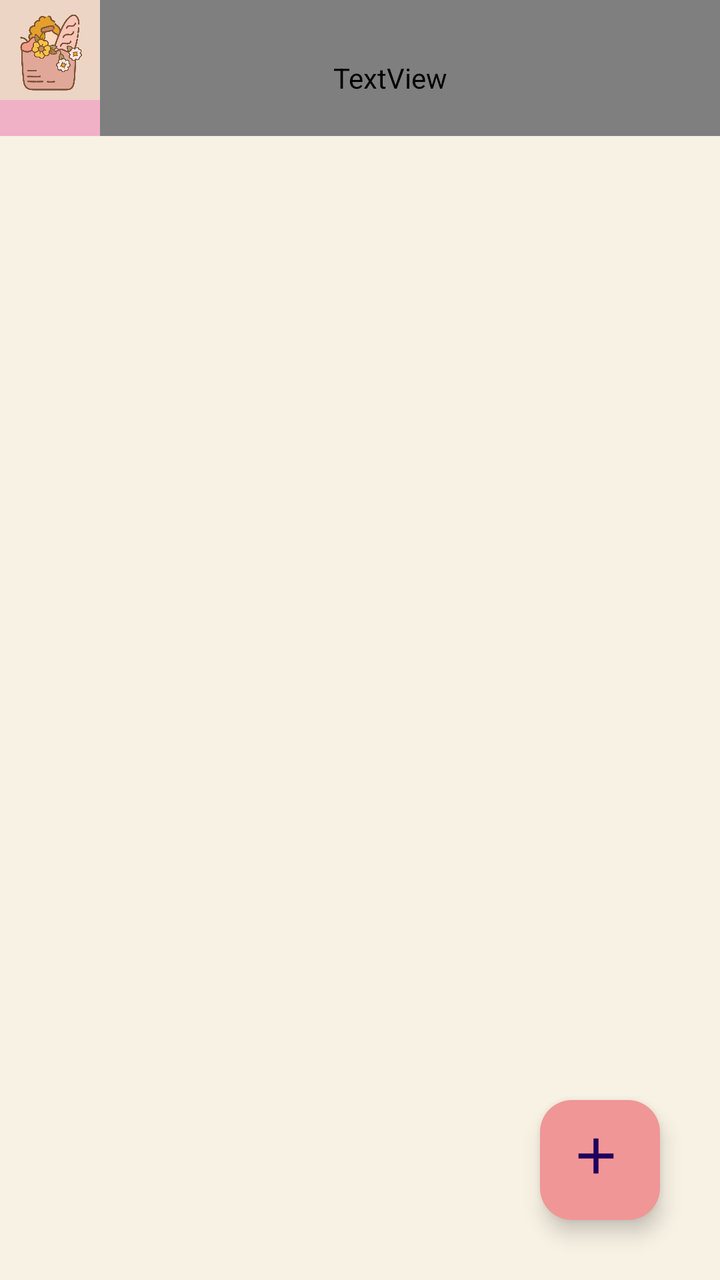
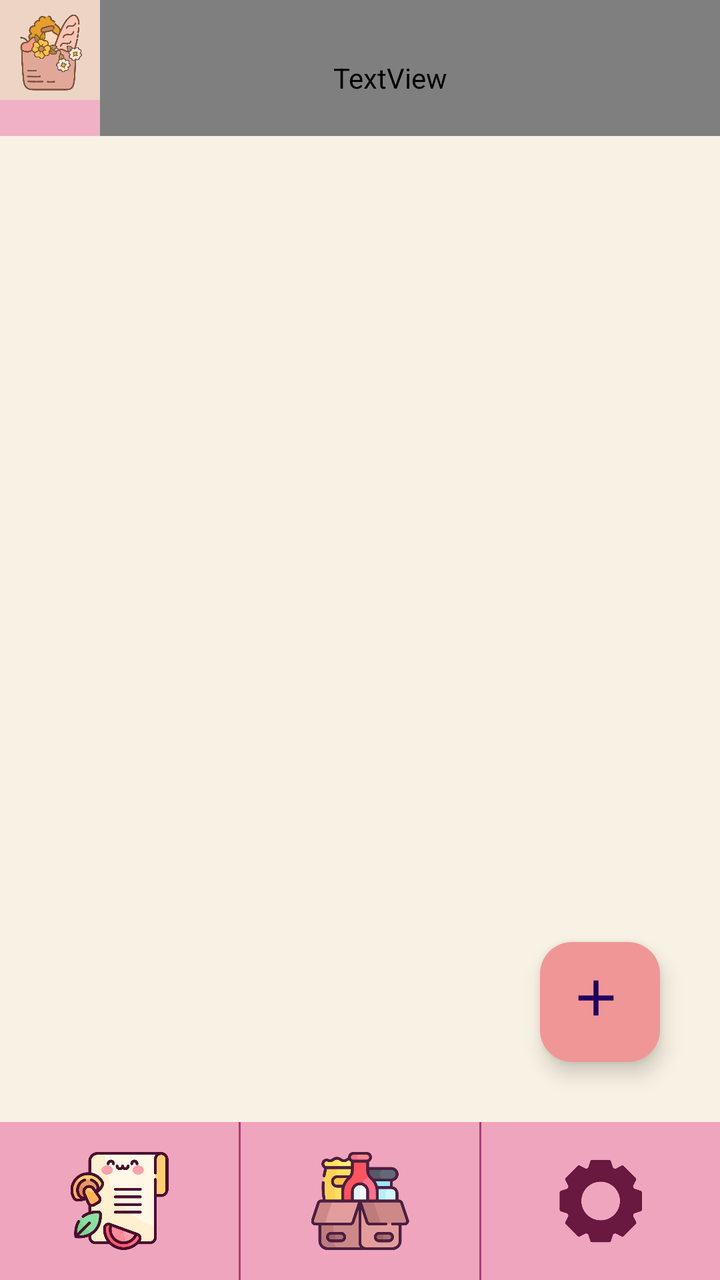

Screens rendered from an Android XML layout before and after an edit, with the pre-edit source and the edit as a unified diff.
<!-- AndroidManifest.xml: application theme Theme.SmartPantryManager -->
<!-- res/layout/activity_main.xml -->
<?xml version="1.0" encoding="utf-8"?>
<LinearLayout xmlns:android="http://schemas.android.com/apk/res/android"
    xmlns:app="http://schemas.android.com/apk/res-auto"
    android:id="@+id/main"
    android:layout_width="match_parent"
    android:layout_height="match_parent"
    android:background="#F8F2E4"
    android:orientation="vertical">

    <include
        android:id="@+id/header"
        layout="@layout/header_layout" />

    <LinearLayout
        android:layout_width="match_parent"
        android:layout_height="match_parent"
        android:orientation="vertical">

        <TextView
            android:id="@+id/empty_pantry_msg"
            android:layout_width="match_parent"
            android:layout_height="64dp"
            android:padding="10dp"
            android:text="@string/empty_pantry_text"
            android:textAlignment="center"
            android:textColor="@color/empty_content_msg_text"
            android:textSize="16sp"
            android:textStyle="bold"
            android:visibility="gone" />

        <FrameLayout
            android:layout_width="match_parent"
            android:layout_height="0dp"
            android:layout_weight="1"
            android:padding="10dp">

            <androidx.recyclerview.widget.RecyclerView
                android:id="@+id/pantry_recycler_view"
                android:layout_width="match_parent"
                android:layout_height="589dp" />

            <com.google.android.material.floatingactionbutton.FloatingActionButton
                android:id="@+id/add_ingredient_button"
                android:layout_width="60dp"
                android:layout_height="60dp"
                android:layout_gravity="bottom|end"
                android:clickable="true"
                android:contentDescription="@string/addition_button"
                android:focusable="true"
                android:scaleType="center"
                android:src="@drawable/outline_add_24"
                android:translationX="-20dp"
                android:translationY="-20dp"
                app:backgroundTint="@color/add_ingredient_btn_tint"
                app:maxImageSize="30dp" />

        </FrameLayout>
    </LinearLayout>

    <include
        android:id="@+id/nav_bar"
        layout="@layout/nav_bar" />
</LinearLayout>
<!-- res/layout/header_layout.xml (included above) -->
<?xml version="1.0" encoding="utf-8"?>
<LinearLayout xmlns:android="http://schemas.android.com/apk/res/android"
    android:id="@+id/header"
    android:layout_width="match_parent"
    android:layout_height="68dp"
    android:background="@color/title_bar_background"
    android:orientation="horizontal">

    <ImageView
        android:id="@+id/imageView"
        android:layout_width="40dp"
        android:layout_height="match_parent"
        android:layout_weight="1"
        android:contentDescription="@string/smart_pantry_logo"
        android:foregroundTint="#FEDE3692"
        android:scaleType="fitStart"
        android:src="@drawable/smart_pantry_logo" />

    <TextView
        android:id="@+id/header_title"
        android:layout_width="300dp"
        android:layout_height="match_parent"
        android:layout_weight="1"
        android:fontFamily="@font/calligraffitti"
        android:paddingTop="10dp"
        android:paddingEnd="20dp"
        android:text="@string/my_pantry"
        android:textAlignment="textEnd"
        android:textColor="@color/title_text"
        android:textIsSelectable="false"
        android:textSize="34sp"
        android:textStyle="bold" />

</LinearLayout>
<!-- res/layout/nav_bar.xml (included above) -->
<?xml version="1.0" encoding="utf-8"?>
<LinearLayout xmlns:android="http://schemas.android.com/apk/res/android"
    android:id="@+id/nav_bar"
    android:baselineAligned="false"
    android:orientation="horizontal"
    android:layout_width="match_parent"
    android:layout_height="79dp"
    android:background="@color/nav_bar_background">

    <LinearLayout
        android:id="@+id/recipe_tab"
        android:layout_width="0dp"
        android:layout_height="match_parent"
        android:layout_weight="1"
        android:clickable="true"
        android:focusable="true"
        android:contentDescription="@string/recipe_tab"
        android:orientation="vertical"
        android:padding="15dp">


        <ImageView
            android:id="@+id/imageView2"
            android:layout_width="match_parent"
            android:layout_height="wrap_content"
            android:contentDescription="@string/recipes"
            android:src="@drawable/recipe" />
    </LinearLayout>

    <View
        android:id="@+id/divider"
        android:layout_width="1dp"
        android:layout_height="match_parent"
        android:background="@color/divider_background"
        android:maxWidth="1dp"
        android:minWidth="1dp" />

    <LinearLayout
        android:id="@+id/pantry_tab"
        android:layout_width="0dp"
        android:layout_height="match_parent"
        android:layout_weight="1"
        android:clickable="true"
        android:focusable="true"
        android:contentDescription="@string/pantry_tab"
        android:orientation="vertical"
        android:padding="15dp">


        <ImageView
            android:id="@+id/imageView3"
            android:layout_width="match_parent"
            android:layout_height="wrap_content"
            android:contentDescription="@string/pantry"
            android:src="@drawable/pantry" />
    </LinearLayout>

    <View
        android:id="@+id/divider2"
        android:layout_width="1dp"
        android:layout_height="match_parent"
        android:background="@color/divider_background"
        android:maxWidth="1dp"
        android:minWidth="1dp" />

    <LinearLayout
        android:id="@+id/settings_tab"
        android:layout_width="0dp"
        android:layout_height="match_parent"
        android:layout_weight="1"
        android:clickable="true"
        android:focusable="true"
        android:contentDescription="@string/settings_tab"
        android:orientation="vertical"
        android:padding="15dp">

        <ImageView
            android:id="@+id/imageView4"
            android:layout_width="match_parent"
            android:layout_height="wrap_content"
            android:contentDescription="@string/settings"
            android:src="@drawable/settings" />
    </LinearLayout>

</LinearLayout>
<!-- resources referenced by this layout -->
<resources>
  <color name="add_ingredient_btn_tint">#F09696</color>
  <color name="divider_background">#AD3C74</color>
  <color name="empty_content_msg_text">#9F1A5E</color>
  <color name="nav_bar_background">#EFA5BE</color>
  <color name="title_bar_background">#F0B0C6</color>
  <color name="title_text">#BC2567</color>
  <!-- drawable outline_add_24 (drawable) -->
  <vector xmlns:android="http://schemas.android.com/apk/res/android" android:height="24dp" android:tint="#F4F7C4" android:viewportHeight="960" android:viewportWidth="960" android:width="24dp">
        
      <path android:fillColor="@android:color/white" android:pathData="M440,520L200,520L200,440L440,440L440,200L520,200L520,440L760,440L760,520L520,520L520,760L440,760L440,520Z"/>
      
  </vector>
  <!-- drawable pantry: png bitmap (drawable, 29431 bytes) -->
  <!-- drawable recipe: png bitmap (drawable, 45231 bytes) -->
  <!-- drawable settings: png bitmap (drawable, 16069 bytes) -->
  <!-- drawable smart_pantry_logo: png bitmap (drawable, 32805 bytes) -->
  <string name="addition_button">Add Recipe</string>
  <string name="empty_pantry_text">
          -Pantry Empty-
          \nHint: Click The '+' Icon To Add Ingredient
      </string>
  <string name="my_pantry">My Pantry</string>
  <string name="pantry">Pantry</string>
  <string name="pantry_tab">Pantry Tab</string>
  <string name="recipe_tab">Recipe Tab</string>
  <string name="recipes">Recipes</string>
  <string name="settings">Settings</string>
  <string name="settings_tab">Settings Tab</string>
  <string name="smart_pantry_logo">Smart Pantry Logo</string>
  <style name="Theme.SmartPantryManager" parent="Base.Theme.SmartPantryManager" />
  <style name="Base.Theme.SmartPantryManager" parent="Theme.Material3.DayNight.NoActionBar">
          
          
      </style>
</resources>

<!-- the commit's change to res/layout/activity_main.xml (unified diff, before → after) -->
@@ -13,7 +13,8 @@
 
     <LinearLayout
         android:layout_width="match_parent"
-        android:layout_height="match_parent"
+        android:layout_height="0dp"
+        android:layout_weight="1"
         android:orientation="vertical">
 
         <TextView
@@ -37,7 +38,7 @@
             <androidx.recyclerview.widget.RecyclerView
                 android:id="@+id/pantry_recycler_view"
                 android:layout_width="match_parent"
-                android:layout_height="589dp" />
+                android:layout_height="match_parent" />
 
             <com.google.android.material.floatingactionbutton.FloatingActionButton
                 android:id="@+id/add_ingredient_button"
<!-- resource entries referenced after the edit -->
@@ -19,7 +19,7 @@
   <string name="addition_button">Add Recipe</string>
   <string name="empty_pantry_text">
           -Pantry Empty-
-          \nHint: Click The '+' Icon To Add Ingredient
+          \nHint: Click The \'+\' Icon To Add Ingredient
       </string>
   <string name="my_pantry">My Pantry</string>
   <string name="pantry">Pantry</string>
